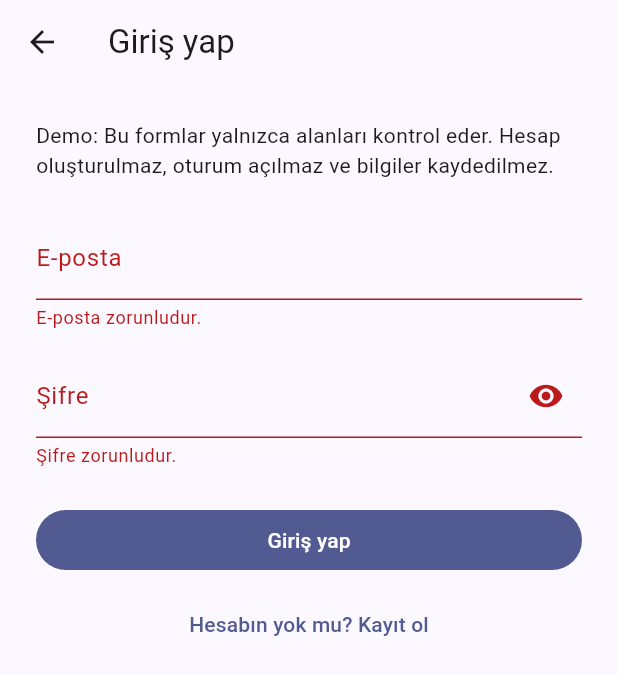
After one commit to MrSqy/BLM4587, a Flutter app: the OturumFormuEkrani screen opened by its route, after a tap on "Giriş yap", on a phone screen of 412 x 824 dp. The commit adds this screen. Shown: the top 675 px of the screen. Run offline on Flutter 3.47's test engine with Material 3 defaults, Android fonts, the phone set to English and light mode, and no system bars.

Commit message:
2.1 Demo giriş ve kayıt formları ile alan doğrulama

```diff
--- /dev/null
+++ b/lib/ekranlar/oturum_formu_ekrani.dart
@@ -0,0 +1,185 @@
+import 'package:flutter/material.dart';
+
+import '../rotalar.dart';
+
+// 2. hafta: yalnızca form doğrulama. API ve gerçek oturum 3. haftada eklenecek.
+class OturumFormuEkrani extends StatefulWidget {
+  final bool kayit;
+
+  const OturumFormuEkrani({super.key, this.kayit = false});
+
+  @override
+  State<OturumFormuEkrani> createState() => _OturumFormuEkraniState();
+}
+
+class _OturumFormuEkraniState extends State<OturumFormuEkrani> {
+  final _formAnahtari = GlobalKey<FormState>();
+  final _sifre = TextEditingController();
+  bool _sifreGorunur = false;
+  bool _tekrarGorunur = false;
+
+  @override
+  void dispose() {
+    _sifre.dispose();
+    super.dispose();
+  }
+
+  String? _epostaDogrula(String? deger) {
+    final eposta = deger?.trim() ?? '';
+    if (eposta.isEmpty) return 'E-posta zorunludur.';
+    if (!RegExp(r'^[^\s@]+@[^\s@]+\.[^\s@]+$').hasMatch(eposta)) {
+      return 'Geçerli bir e-posta adresi girin.';
+    }
+    return null;
+  }
+
+  String? _sifreDogrula(String? deger) {
+    if (deger == null || deger.trim().isEmpty) return 'Şifre zorunludur.';
+    if (deger.length < 8) return 'Şifre en az 8 karakter olmalıdır.';
+    return null;
+  }
+
+  void _gonder() {
+    FocusScope.of(context).unfocus();
+    if (!_formAnahtari.currentState!.validate()) return;
+    showDialog<void>(
+      context: context,
+      builder: (context) => AlertDialog(
+        title: const Text('Demo form doğrulandı'),
+        content: Text(
+          widget.kayit
+              ? 'Bilgiler biçim olarak uygun. Bu bir demodur; hesap oluşturulmadı ve bilgiler kaydedilmedi.'
+              : 'Bilgiler biçim olarak uygun. Bu bir demodur; kimlik doğrulanmadı ve oturum açılmadı.',
+        ),
+        actions: [
+          TextButton(
+            onPressed: () => Navigator.pop(context),
+            child: const Text('Tamam'),
+          ),
+        ],
+      ),
+    );
+  }
+
+  Widget _gorunurlukDugmesi(bool gorunur, VoidCallback degistir) {
+    return IconButton(
+      tooltip: gorunur ? 'Şifreyi gizle' : 'Şifreyi göster',
+      onPressed: degistir,
+      icon: Icon(gorunur ? Icons.visibility_off : Icons.visibility),
+    );
+  }
+
+  @override
+  Widget build(BuildContext context) {
+    final baslik = widget.kayit ? 'Kayıt ol' : 'Giriş yap';
+    return Scaffold(
+      appBar: AppBar(title: Text(baslik)),
+      body: SafeArea(
+        child: Center(
+          child: ConstrainedBox(
+            constraints: const BoxConstraints(maxWidth: 480),
+            child: Form(
+              key: _formAnahtari,
+              autovalidateMode: AutovalidateMode.onUserInteraction,
+              child: ListView(
+                padding: const EdgeInsets.all(24),
+                children: [
+                  const Text(
+                    'Demo: Bu formlar yalnızca alanları kontrol eder. Hesap oluşturulmaz, oturum açılmaz ve bilgiler kaydedilmez.',
+                  ),
+                  const SizedBox(height: 24),
+                  if (widget.kayit) ...[
+                    TextFormField(
+                      key: const ValueKey('adSoyad'),
+                      decoration: const InputDecoration(labelText: 'Ad soyad'),
+                      textCapitalization: TextCapitalization.words,
+                      textInputAction: TextInputAction.next,
+                      validator: (deger) =>
+                          deger == null || deger.trim().isEmpty
+                          ? 'Ad soyad zorunludur.'
+                          : null,
+                    ),
+                    const SizedBox(height: 16),
+                  ],
+                  TextFormField(
+                    key: const ValueKey('eposta'),
+                    decoration: const InputDecoration(labelText: 'E-posta'),
+                    keyboardType: TextInputType.emailAddress,
+                    autocorrect: false,
+                    textInputAction: TextInputAction.next,
+                    validator: _epostaDogrula,
+                  ),
+                  const SizedBox(height: 16),
+                  TextFormField(
+                    key: const ValueKey('sifre'),
+                    controller: _sifre,
+                    obscureText: !_sifreGorunur,
+                    autocorrect: false,
+                    enableSuggestions: false,
+                    decoration: InputDecoration(
+                      labelText: 'Şifre',
+                      helperText: 'En az 8 karakter',
+                      suffixIcon: _gorunurlukDugmesi(
+                        _sifreGorunur,
+                        () => setState(() => _sifreGorunur = !_sifreGorunur),
+                      ),
+                    ),
+                    textInputAction: widget.kayit
+                        ? TextInputAction.next
+                        : TextInputAction.done,
+                    onFieldSubmitted: widget.kayit ? null : (_) => _gonder(),
+                    validator: _sifreDogrula,
+                  ),
+                  if (widget.kayit) ...[
+                    const SizedBox(height: 16),
+                    TextFormField(
+                      key: const ValueKey('sifreTekrari'),
+                      obscureText: !_tekrarGorunur,
+                      autocorrect: false,
+                      enableSuggestions: false,
+                      decoration: InputDecoration(
+                        labelText: 'Şifre tekrarı',
+                        suffixIcon: _gorunurlukDugmesi(
+                          _tekrarGorunur,
+                          () =>
+                              setState(() => _tekrarGorunur = !_tekrarGorunur),
+                        ),
+                      ),
+                      textInputAction: TextInputAction.done,
+                      onFieldSubmitted: (_) => _gonder(),
+                      validator: (deger) {
+                        if (deger == null || deger.isEmpty) {
+                          return 'Şifre tekrarı zorunludur.';
+                        }
+                        if (deger != _sifre.text) return 'Şifreler eşleşmiyor.';
+                        return null;
+                      },
+                    ),
+                  ],
+                  const SizedBox(height: 24),
+                  FilledButton(
+                    key: const ValueKey('formGonder'),
+                    onPressed: _gonder,
+                    child: Text(baslik),
+                  ),
+                  const SizedBox(height: 8),
+                  TextButton(
+                    onPressed: () => Navigator.pushReplacementNamed(
+                      context,
+                      widget.kayit ? Rotalar.giris : Rotalar.kayit,
+                    ),
+                    child: Text(
+                      widget.kayit
+                          ? 'Hesabın var mı? Giriş yap'
+                          : 'Hesabın yok mu? Kayıt ol',
+                    ),
+                  ),
+                ],
+              ),
+            ),
+          ),
+        ),
+      ),
+    );
+  }
+}
--- a/lib/ekranlar/profil_ekrani.dart
+++ b/lib/ekranlar/profil_ekrani.dart
@@ -21,6 +21,20 @@ class ProfilEkrani extends StatelessWidget {
         const Center(child: Text('Henüz giriş yapılmadı')),
         const SizedBox(height: 24),
         ListTile(
+          leading: const Icon(Icons.login),
+          title: const Text('Giriş yap'),
+          subtitle: const Text('Demo giriş formu'),
+          trailing: const Icon(Icons.chevron_right),
+          onTap: () => Navigator.pushNamed(context, Rotalar.giris),
+        ),
+        ListTile(
+          leading: const Icon(Icons.person_add_outlined),
+          title: const Text('Kayıt ol'),
+          subtitle: const Text('Demo kayıt formu'),
+          trailing: const Icon(Icons.chevron_right),
+          onTap: () => Navigator.pushNamed(context, Rotalar.kayit),
+        ),
+        ListTile(
           leading: const Icon(Icons.info_outline),
           title: const Text('Hakkında'),
           trailing: const Icon(Icons.chevron_right),
--- a/lib/rotalar.dart
+++ b/lib/rotalar.dart
@@ -2,15 +2,20 @@ import 'package:flutter/material.dart';
 
 import 'ekranlar/ana_iskelet.dart';
 import 'ekranlar/hakkinda_ekrani.dart';
+import 'ekranlar/oturum_formu_ekrani.dart';
 
 // İsimli rotalar. Yeni bir sayfa eklerken adını buraya sabit olarak yazıp
 // tabloya ekleyin; geçişlerde Navigator.pushNamed(context, Rotalar.xxx) kullanın.
 class Rotalar {
   static const String anaIskelet = '/';
   static const String hakkinda = '/hakkinda';
+  static const String giris = '/giris';
+  static const String kayit = '/kayit';
 
   static final Map<String, WidgetBuilder> tablo = {
     anaIskelet: (context) => const AnaIskelet(),
     hakkinda: (context) => const HakkindaEkrani(),
+    giris: (context) => const OturumFormuEkrani(),
+    kayit: (context) => const OturumFormuEkrani(kayit: true),
   };
 }
```
Also changed, not shown: 1 other file.
